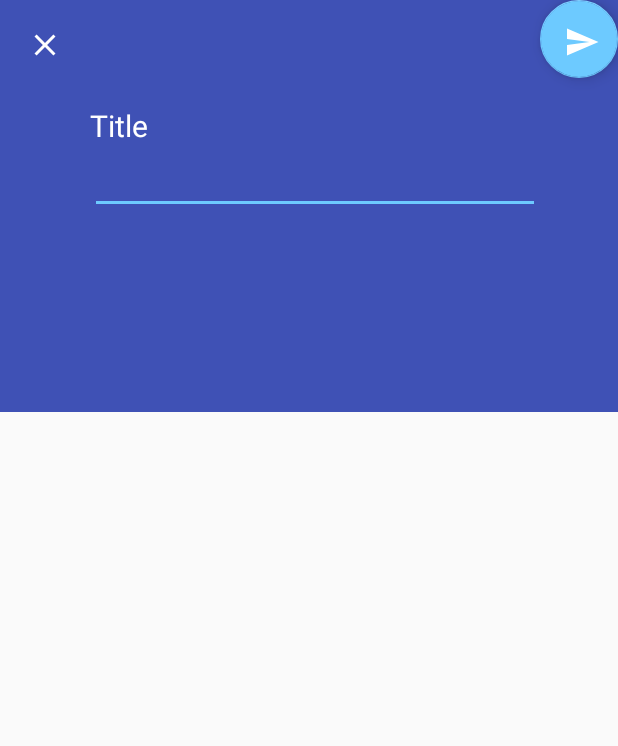
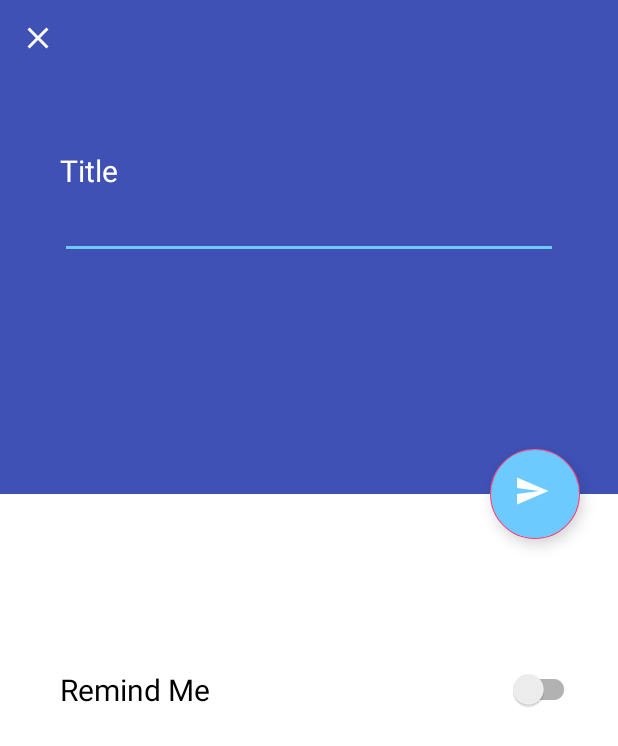
Before and after one commit to SunSet0418/ToDo_List, an Android app: the Add_Schedule screen opened directly, with no data from a screen before it, on a phone screen of 412 x 824 dp. Shown: the top 746 px of the screen. Run offline under Robolectric (Android 15) with nearby library versions, the phone set to English and light mode, and no system bars.

Commit message:
success add Activity

```diff
--- a/app/build.gradle
+++ b/app/build.gradle
@@ -6,7 +6,7 @@ apply plugin: 'kotlin-android-extensions'
 
 android {
     compileSdkVersion 26
-    buildToolsVersion "26.0.1"
+    buildToolsVersion '26.0.2'
     defaultConfig {
         applicationId "kr.soylatte.todo"
         minSdkVersion 19
--- a/app/src/main/java/kr/soylatte/todo/Activity/Add_Schedule.kt
+++ b/app/src/main/java/kr/soylatte/todo/Activity/Add_Schedule.kt
@@ -25,13 +25,13 @@ class Add_Schedule : AppCompatActivity() {
     }
 
     fun send(V : View){
-        var dm : DataManager = DataManager()
+        val dm : DataManager = DataManager()
         val intent = Intent(this@Add_Schedule, MainActivity::class.java)
-        var sp : SharedPreferences = getSharedPreferences("ToDo", MODE_PRIVATE)
-        var editor : SharedPreferences.Editor = sp.edit()
+        val sp : SharedPreferences = getSharedPreferences("ToDo", MODE_PRIVATE)
+        val editor : SharedPreferences.Editor = sp.edit()
         val title : String = gettitle.getText().toString()
 
-        var data : ArrayList<String> = dm.StringToArrayList(sp.getString("ToDo",null))
+        val data : ArrayList<String> = dm.StringToArrayList(sp.getString("ToDo",null))
 
         Log.e("Before DATA ", data.toString())
 
@@ -43,6 +43,18 @@ class Add_Schedule : AppCompatActivity() {
 
         Log.e("After DATA ", sp.getString("ToDo", null))
 
+        //startActivity(intent)
+
+        finish()
+    }
+
+    fun back(V : View){
+        val intent = Intent(this@Add_Schedule, MainActivity::class.java)
         startActivity(intent)
+        finish()
+    }
+
+    override fun onBackPressed() {
+        super.onBackPressed()
     }
 }
--- a/app/src/main/res/layout/activity_add_schedule.xml
+++ b/app/src/main/res/layout/activity_add_schedule.xml
@@ -1,61 +1,151 @@
 <?xml version="1.0" encoding="utf-8"?>
-<LinearLayout xmlns:android="http://schemas.android.com/apk/res/android"
+<android.support.design.widget.CoordinatorLayout xmlns:android="http://schemas.android.com/apk/res/android"
     xmlns:app="http://schemas.android.com/apk/res-auto"
     xmlns:tools="http://schemas.android.com/tools"
     android:layout_width="match_parent"
     android:layout_height="match_parent"
-    android:weightSum="3"
-    android:orientation="vertical"
     tools:context="kr.soylatte.todo.Activity.Add_Schedule">
 
     <LinearLayout
-        android:layout_gravity="center"
         android:layout_width="match_parent"
-        android:layout_height="0dp"
-        android:layout_weight="1"
-        android:background="@color/colorPrimary">
-
-        <ImageButton
-            android:layout_width="60dp"
-            android:layout_height="60dp"
-            android:background="#00ff0000"
-            android:src="@drawable/ic_clear_black_24dp" />
+        android:layout_height="match_parent"
+        android:orientation="vertical"
+        android:weightSum="10">
 
         <LinearLayout
-            android:layout_gravity="center"
-            android:layout_width="wrap_content"
-            android:layout_height="match_parent"
-            android:orientation="vertical">
+            android:id="@+id/toplayout"
+            android:layout_width="match_parent"
+            android:layout_height="0dp"
+            android:layout_weight="4"
+            android:background="@color/colorPrimary"
+            android:orientation="vertical"
+            android:weightSum="10">
+
+            <ImageButton
+                android:onClick="back"
+                android:id="@+id/back_todo"
+                android:layout_width="50dp"
+                android:layout_height="50dp"
+                android:background="#00ff0000"
+                android:src="@drawable/ic_clear_black_24dp" />
 
             <TextView
-                android:layout_width="wrap_content"
+                android:layout_width="match_parent"
                 android:layout_height="wrap_content"
+                android:layout_marginLeft="40dp"
+                android:layout_marginTop="50dp"
                 android:text="Title"
-                android:textColor="#FFFFFF"
-                android:textSize="20sp"
-                android:layout_marginTop="70dp"
-                />
+                android:textColor="#fff"
+                android:textSize="20dp" />
 
             <EditText
                 android:id="@+id/gettitle"
-                android:layout_width="300dp"
+                android:layout_width="match_parent"
                 android:layout_height="wrap_content"
-                />
+                android:layout_marginLeft="40dp"
+                android:layout_marginRight="40dp"
+                android:singleLine="true"
+                android:textColor="#fff" />
+        </LinearLayout>
+
+        <LinearLayout
+            android:backgroundTint="#FFFFFF"
+            android:layout_width="match_parent"
+            android:layout_height="0dp"
+            android:layout_weight="6"
+            android:background="#333"
+            android:orientation="vertical"
+            android:weightSum="10">
+
+            <Space
+                android:layout_width="match_parent"
+                android:layout_height="0dp"
+                android:layout_weight="2.5" />
+
+            <android.support.v7.widget.SwitchCompat
+                android:id="@+id/remind_swtich"
+                android:layout_width="match_parent"
+                android:layout_height="wrap_content"
+                android:paddingLeft="40dp"
+                android:paddingRight="25dp"
+                android:text="Remind Me"
+                android:textColor="#000000"
+                android:textSize="20sp" />
 
         </LinearLayout>
-        <android.support.design.widget.FloatingActionButton
-            android:layout_width="wrap_content"
-            android:layout_height="wrap_content"
-            app:backgroundTint="@color/hanul"
-            android:src="@drawable/ic_send_black_24dp"
-            android:id="@+id/submit"
-            app:fabSize="normal"
-            android:onClick="send"
-            />
-
-
     </LinearLayout>
 
+    <android.support.design.widget.FloatingActionButton
+        android:id="@+id/todo_set"
+        android:onClick="send"
+        android:layout_width="60dp"
+        android:layout_height="60dp"
+        android:layout_margin="25dp"
+        android:backgroundTint="@color/hanul"
+        android:src="@drawable/ic_send_black_24dp"
+        app:layout_anchor="@id/toplayout"
+        app:layout_anchorGravity="bottom|right" />
 
+</android.support.design.widget.CoordinatorLayout>
 
-</LinearLayout>
+<!--<?xml version="1.0" encoding="utf-8"?>-->
+<!--<LinearLayout xmlns:android="http://schemas.android.com/apk/res/android"-->
+    <!--xmlns:app="http://schemas.android.com/apk/res-auto"-->
+    <!--xmlns:tools="http://schemas.android.com/tools"-->
+    <!--android:layout_width="match_parent"-->
+    <!--android:layout_height="match_parent"-->
+    <!--android:weightSum="3"-->
+    <!--android:orientation="vertical"-->
+    <!--tools:context="kr.soylatte.todo.Activity.Add_Schedule">-->
+
+    <!--<LinearLayout-->
+        <!--android:layout_gravity="center"-->
+        <!--android:layout_width="match_parent"-->
+        <!--android:layout_height="0dp"-->
+        <!--android:layout_weight="1"-->
+        <!--android:background="@color/colorPrimary">-->
+
+        <!--<ImageButton-->
+            <!--android:onClick="back"-->
+            <!--android:layout_width="60dp"-->
+            <!--android:layout_height="60dp"-->
+            <!--android:background="#00ff0000"-->
+            <!--android:src="@drawable/ic_clear_black_24dp" />-->
+
+        <!--<LinearLayout-->
+            <!--android:layout_gravity="center"-->
+            <!--android:layout_width="wrap_content"-->
+            <!--android:layout_height="match_parent"-->
+            <!--android:orientation="vertical">-->
+
+            <!--<TextView-->
+                <!--android:layout_width="wrap_content"-->
+                <!--android:layout_height="wrap_content"-->
+                <!--android:text="Title"-->
+                <!--android:textColor="#FFFFFF"-->
+                <!--android:textSize="20sp"-->
+                <!--android:layout_marginTop="70dp"-->
+                <!--/>-->
+
+            <!--<EditText-->
+                <!--android:layout_marginTop="30dp"-->
+                <!--android:id="@+id/gettitle"-->
+                <!--android:layout_width="300dp"-->
+                <!--android:layout_height="wrap_content"-->
+                <!--android:textColor="#FFFFFF"-->
+                <!--/>-->
+
+        <!--</LinearLayout>-->
+        <!--<android.support.design.widget.FloatingActionButton-->
+            <!--android:layout_width="wrap_content"-->
+            <!--android:layout_height="wrap_content"-->
+            <!--app:backgroundTint="@color/hanul"-->
+            <!--android:src="@drawable/ic_send_black_24dp"-->
+            <!--android:id="@+id/submit"-->
+            <!--app:fabSize="normal"-->
+            <!--android:onClick="send"-->
+            <!--/>-->
+
+    <!--</LinearLayout>-->
+
+<!--</LinearLayout>-->
--- a/build.gradle
+++ b/build.gradle
@@ -7,7 +7,7 @@ buildscript {
         jcenter()
     }
     dependencies {
-        classpath 'com.android.tools.build:gradle:3.0.0-beta6'
+        classpath 'com.android.tools.build:gradle:3.0.0-beta7'
         classpath "org.jetbrains.kotlin:kotlin-gradle-plugin:$kotlin_version"
 
         // NOTE: Do not place your application dependencies here; they belong
```
